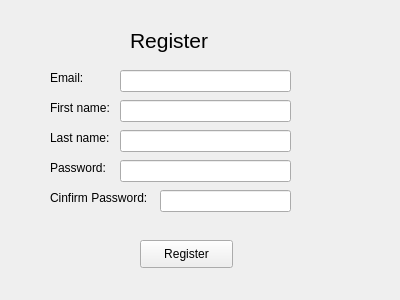
Above: UIdesign/Register.ui from hbeat/BookIT before the change. Below: the same form after it.
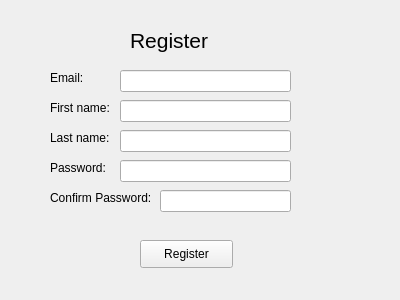
That is the form after the change.

Commit message: Correct label

What changed in the file:
```diff
--- a/UIdesign/Register.ui
+++ b/UIdesign/Register.ui
@@ -133,7 +133,7 @@
     </rect>
    </property>
    <property name="text">
-    <string>Cinfirm Password:</string>
+    <string>Confirm Password:</string>
    </property>
   </widget>
   <widget class="QLineEdit" name="lineEdit_confirm_password">
```
The commit also changes 1 other file.
